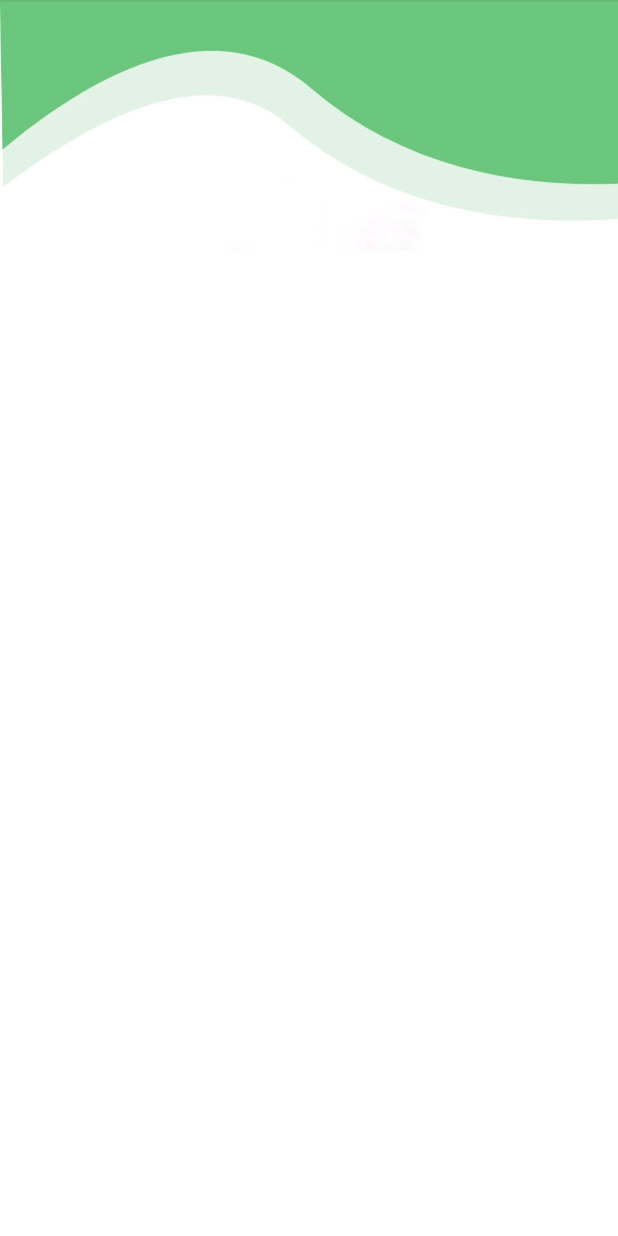
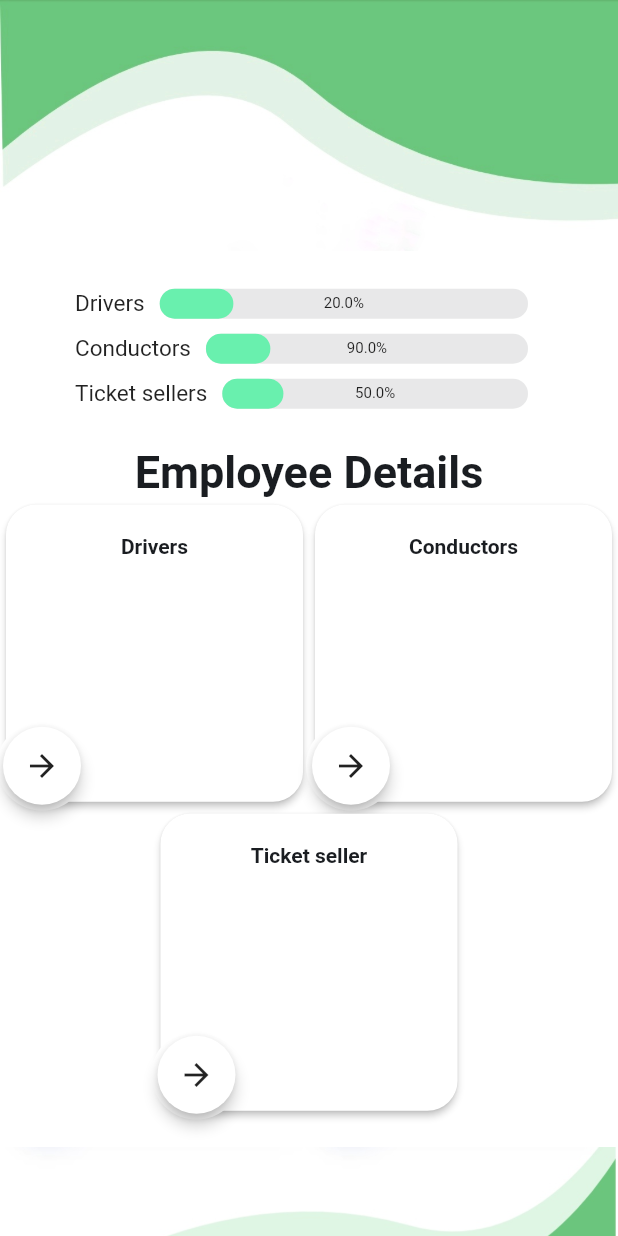
Before and after one commit to khanmujeeb687/bus-management-solution, a Flutter app: the EmployeeDetails screen opened directly, on a phone screen of 412 x 824 dp. Run offline on Flutter 3.47's test engine with Material 2 defaults, Android fonts, the light colour scheme and no system bars; drawn by our look-alikes of percent_indicator; missing offline and left inert: dart:ffi.

Commit message:
adding screen

```diff
--- a/lib/Screens/employee_details/employee_details_view.dart
+++ b/lib/Screens/employee_details/employee_details_view.dart
@@ -1,5 +1,8 @@
+import 'package:bus_management/Widgets/CardItem.dart';
 import 'package:bus_management/Widgets/CustomScaffold.dart';
+import 'package:bus_management/values/theme.dart';
 import 'package:flutter/material.dart';
+import 'package:percent_indicator/linear_percent_indicator.dart';
 
 
 class EmployeeDetails extends StatefulWidget {
@@ -10,12 +13,113 @@ class EmployeeDetails extends StatefulWidget {
 class _EmployeeDetailsState extends State<EmployeeDetails> {
 
 
-
   @override
   Widget build(BuildContext context) {
+    return CustomScaffold(
+      child: Column(
+        mainAxisAlignment: MainAxisAlignment.center,
+        children: [
+          Padding(
+            padding: const EdgeInsets.symmetric(horizontal: 30),
+            child: Column(
+              mainAxisAlignment: MainAxisAlignment.end,
+              crossAxisAlignment: CrossAxisAlignment.end,
+              children: [
+                Padding(
+                  padding: const EdgeInsets.symmetric(vertical: 5,horizontal: 20),
+                  child: new LinearPercentIndicator(
+                    animation: true,
+                    animationDuration: 1000,
+                    lineHeight: 20.0,
+                    leading: new Text(
+                      "Drivers",
+                      style: TextStyle(fontSize: 15),
+                    ),
+                    percent: 0.2,
+                    backgroundColor: EColors.themeGrey.withOpacity(0.5),
+                    center: Text(
+                      "20.0%",
+                      style: TextStyle(fontSize: 10),
+                    ),
+                    linearStrokeCap: LinearStrokeCap.roundAll,
+                    progressColor: EColors.green,
+                  ),
+                ),
+                Padding(
+                  padding: const EdgeInsets.symmetric(vertical: 5,horizontal: 20),
+                  child: new LinearPercentIndicator(
+                    animation: true,
+                    animationDuration: 1000,
+                    lineHeight: 20.0,
+                    leading: new Text(
+                      "Conductors",
+                      style: TextStyle(fontSize: 15),
+                    ),
+                    percent: 0.2,
+                    backgroundColor: EColors.themeGrey.withOpacity(0.5),
+                    center: Text(
+                      "90.0%",
+                      style: TextStyle(fontSize: 10),
+                    ),
+                    linearStrokeCap: LinearStrokeCap.roundAll,
+                    progressColor: EColors.green,
+                  ),
+                ),
+                Padding(
+                  padding: const EdgeInsets.symmetric(vertical: 5,horizontal: 20),
+                  child: new LinearPercentIndicator(
+                    animation: true,
+                    animationDuration: 1000,
+                    lineHeight: 20.0,
+                    leading: new Text(
+                      "Ticket sellers",
+                      style: TextStyle(fontSize: 15),
+                    ),
+                    percent: 0.2,
+                    backgroundColor: EColors.themeGrey.withOpacity(0.5),
+                    center: Text(
+                      "50.0%",style: TextStyle(
+                        fontSize: 10
+                    ),
+                    ),
+                    linearStrokeCap: LinearStrokeCap.roundAll,
+                    progressColor: EColors.green,
+                  ),
+                ),
+              ],
+            ),
+          ),
+          SizedBox(height: 20,),
+          Text(
+            "Employee Details",
+            style: TextStyle(
+                color: EColors.themeBlack,
+                fontWeight: FontWeight.bold,
+                fontSize: 30),
+          ),
+          GridView.count(
+            crossAxisCount: 2,
+            shrinkWrap: true,
+            physics: ScrollPhysics(),
+            children: [
+              CardItem(
+                "Drivers",
+                Container(),
+              ),
 
-    return CustomScaffold(
-      child: Container(),
+              CardItem(
+                "Conductors",
+                Container()
+                ),
+
+            ],
+          ),
+          Container(
+            height:MediaQuery.of(context).size.width/2 ,
+              width: MediaQuery.of(context).size.width/2,
+              child: CardItem('Ticket seller', Container()))
+        ],
+      ),
     );
   }
 }
--- a/lib/Screens/home/home_view.dart
+++ b/lib/Screens/home/home_view.dart
@@ -1,3 +1,5 @@
+import 'package:bus_management/Screens/employee_details/employee_details_view.dart';
+import 'package:bus_management/Utils/NavigationUtil.dart';
 import 'package:bus_management/Widgets/CardItem.dart';
 import 'package:bus_management/Widgets/CustomScaffold.dart';
 import 'package:bus_management/values/theme.dart';
@@ -93,7 +95,11 @@ class _HomeState extends State<Home> {
                     style: TextStyle(fontWeight: FontWeight.w300),
                   ),showLoader: true,),
               CardItem("Trip Information", Container()),
-              CardItem(
+              GestureDetector(
+                onTap: (){
+                  NavigationUtil.Navigate(context, EmployeeDetails());
+                },
+                child: CardItem(
                     "Employee Details",
                     Container(
                       margin: EdgeInsets.symmetric(vertical: 30,horizontal: 10),
@@ -156,6 +162,7 @@ class _HomeState extends State<Home> {
                         ],
                       ),
                     )),
+              ),
               CardItem("Schedule", Container()),
             ],
           )
--- /dev/null
+++ b/lib/Utils/NavigationUtil.dart
@@ -0,0 +1,14 @@
+import 'package:flutter/material.dart';
+
+class NavigationUtil{
+
+
+
+  static Navigate(context,destination){
+    return   Navigator.push(context, MaterialPageRoute(
+        builder: (context){
+          return destination;
+        }
+    ));
+  }
+}
--- a/lib/Widgets/CustomScaffold.dart
+++ b/lib/Widgets/CustomScaffold.dart
@@ -19,7 +19,9 @@ class _CustomScaffoldState extends State<CustomScaffold> {
           children: [
             Image.asset("assets/background.jpeg"),
             SizedBox(height: 20,),
-            widget.child
+            widget.child,
+            SizedBox(height: 20,),
+            Image.asset("assets/lower_background.jpg"),
           ],
         ),
       ),
```
Also changed, not shown: assets/lower_background.jpg (added). Lines whose indentation alone changed are shown as unchanged.
